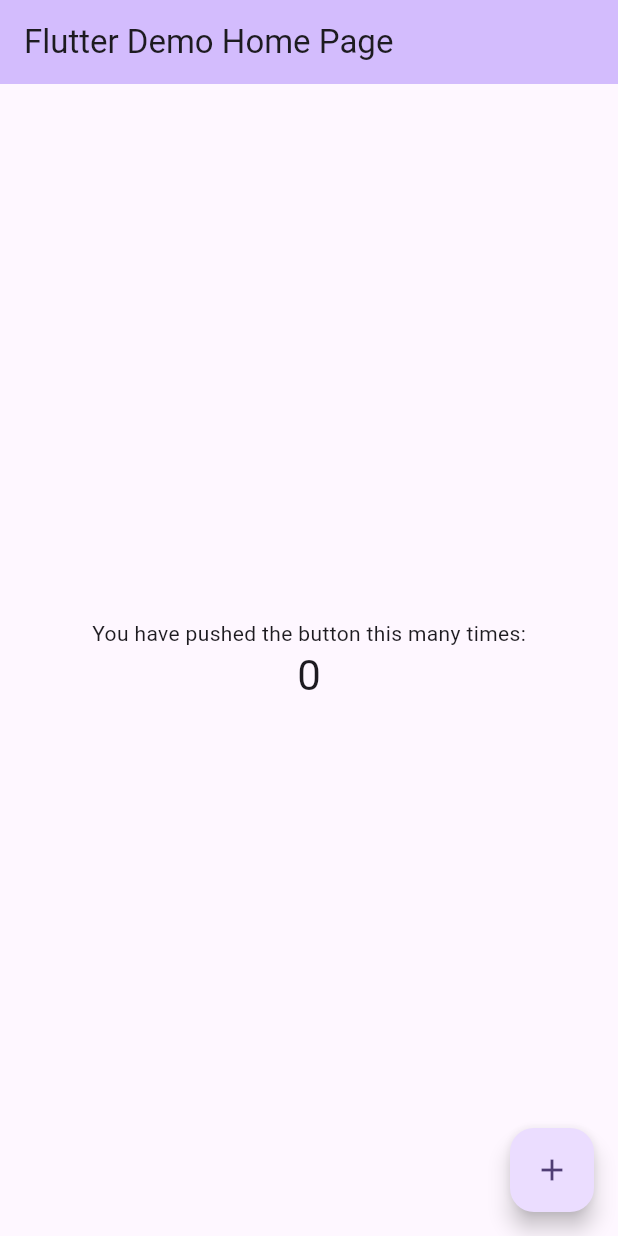
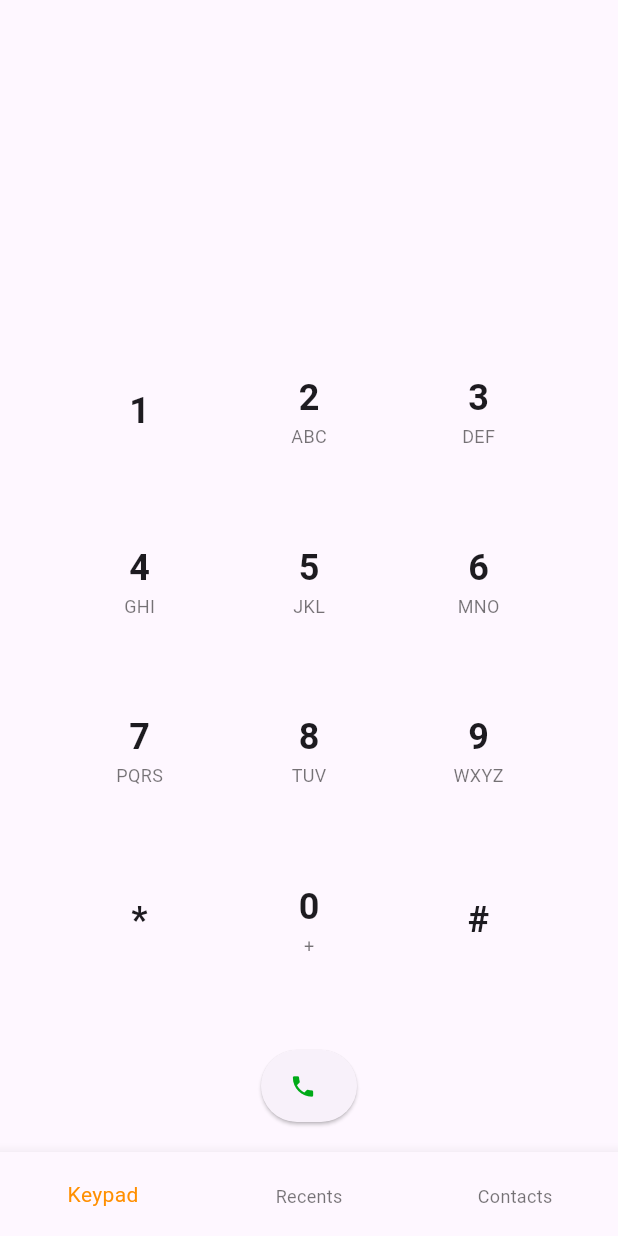
Before and after one commit to DeepBlue-dot/Video-App, a Flutter app: the screen it shows after launch, on a phone screen of 412 x 824 dp. Run offline on Flutter 3.47's test engine with Material 3 defaults, Android fonts, the phone set to English and light mode, and no system bars.

Commit message:
final touchs

```diff
--- /dev/null
+++ b/app/lib/Contacts.dart
@@ -0,0 +1,15 @@
+import 'package:flutter/material.dart';
+
+class Contacts extends StatefulWidget {
+  const Contacts({super.key});
+
+  @override
+  State<Contacts> createState() => _Contacts();
+}
+
+class _Contacts extends State<Contacts> {
+  @override
+  Widget build(BuildContext context) {
+    return const Placeholder(child: Text("Contacts page"));
+  }
+}
--- /dev/null
+++ b/app/lib/Keypad.dart
@@ -0,0 +1,118 @@
+import 'package:flutter/material.dart';
+
+class Keypad extends StatefulWidget {
+  const Keypad({super.key});
+
+  @override
+  State<Keypad> createState() => _KeypadState();
+}
+
+class _KeypadState extends State<Keypad> {
+  String _input = "";
+
+  void _onKeyPressed(String value) {
+    setState(() {
+      _input += value;
+    });
+  }
+
+  void _onDialPressed() {
+    if (_input.isNotEmpty) {
+      // Simulate dialing the number
+      ScaffoldMessenger.of(context).showSnackBar(
+        SnackBar(
+          content: Text('Dialing: $_input'),
+        ),
+      );
+    } else {
+      ScaffoldMessenger.of(context).showSnackBar(
+        SnackBar(
+          content: Text('Please enter a number to dial'),
+        ),
+      );
+    }
+  }
+
+  @override
+  Widget build(BuildContext context) {
+    return Column(
+      mainAxisAlignment: MainAxisAlignment.center,
+      children: [
+        // Display the dialed input
+        Padding(
+          padding: const EdgeInsets.symmetric(vertical: 40.0),
+          child: Text(
+            _input,
+            style: const TextStyle(fontSize: 32, fontWeight: FontWeight.bold),
+          ),
+        ),
+        // Dial keypad
+        Expanded(
+          child: GridView.count(
+            crossAxisCount: 3,
+            mainAxisSpacing: 7,
+            crossAxisSpacing: 7,
+            padding: const EdgeInsets.all(40),
+            children: [
+              ..._buildKeypadButtons(),
+            ],
+          ),
+        ),
+        Center(
+            child: Padding(
+                padding: const EdgeInsets.symmetric(
+                    vertical: 20.0, horizontal: 40.0),
+                child: ElevatedButton.icon(
+                  onPressed: _onDialPressed,
+                  icon: const Icon(Icons.phone, color: Color.fromARGB(255, 0, 170, 23)),
+                  label: const SizedBox.shrink(),
+                  style: ElevatedButton.styleFrom(
+                    padding: const EdgeInsets.symmetric(vertical: 15, horizontal: 15),
+                    shape: RoundedRectangleBorder(
+                      borderRadius: BorderRadius.circular(30),
+                    ),
+                  ),
+                )))
+      ],
+    );
+  }
+
+  List<Widget> _buildKeypadButtons() {
+    final keys = [
+      {'label': '1', 'letters': ''},
+      {'label': '2', 'letters': 'ABC'},
+      {'label': '3', 'letters': 'DEF'},
+      {'label': '4', 'letters': 'GHI'},
+      {'label': '5', 'letters': 'JKL'},
+      {'label': '6', 'letters': 'MNO'},
+      {'label': '7', 'letters': 'PQRS'},
+      {'label': '8', 'letters': 'TUV'},
+      {'label': '9', 'letters': 'WXYZ'},
+      {'label': '*', 'letters': ''},
+      {'label': '0', 'letters': '+'},
+      {'label': '#', 'letters': ''},
+    ];
+
+    return keys.map((key) {
+      return GestureDetector(
+        onTap: () => _onKeyPressed(key['label']!),
+        child: Column(
+          mainAxisAlignment: MainAxisAlignment.center,
+          children: [
+            Text(
+              key['label']!,
+              style: const TextStyle(fontSize: 24, fontWeight: FontWeight.bold),
+            ),
+            if (key['letters']!.isNotEmpty)
+              Text(
+                key['letters']!,
+                style: const TextStyle(fontSize: 12, color: Colors.black54),
+              ),
+          ],
+        ),
+      );
+    }).toList();
+  }
+}
+
+  // Helper function to build keypad buttons
--- /dev/null
+++ b/app/lib/Recents.dart
@@ -0,0 +1,15 @@
+import 'package:flutter/material.dart';
+
+class Recents extends StatefulWidget {
+  const Recents({super.key});
+
+  @override
+  State<Recents> createState() => _Recents();
+}
+
+class _Recents extends State<Recents> {
+  @override
+  Widget build(BuildContext context) {
+    return const Placeholder(child: Text("_Recents page"));
+  }
+}
--- a/app/lib/main.dart
+++ b/app/lib/main.dart
@@ -1,4 +1,7 @@
 import 'package:flutter/material.dart';
+import 'Keypad.dart';
+import 'Contacts.dart';
+import 'Recents.dart';
 
 void main() {
   runApp(const MyApp());
@@ -13,21 +16,6 @@ class MyApp extends StatelessWidget {
     return MaterialApp(
       title: 'Flutter Demo',
       theme: ThemeData(
-        // This is the theme of your application.
-        //
-        // TRY THIS: Try running your application with "flutter run". You'll see
-        // the application has a purple toolbar. Then, without quitting the app,
-        // try changing the seedColor in the colorScheme below to Colors.green
-        // and then invoke "hot reload" (save your changes or press the "hot
-        // reload" button in a Flutter-supported IDE, or press "r" if you used
-        // the command line to start the app).
-        //
-        // Notice that the counter didn't reset back to zero; the application
-        // state is not lost during the reload. To reset the state, use hot
-        // restart instead.
-        //
-        // This works for code too, not just values: Most code changes can be
-        // tested with just a hot reload.
         colorScheme: ColorScheme.fromSeed(seedColor: Colors.deepPurple),
         useMaterial3: true,
       ),
@@ -39,15 +27,6 @@ class MyApp extends StatelessWidget {
 class MyHomePage extends StatefulWidget {
   const MyHomePage({super.key, required this.title});
 
-  // This widget is the home page of your application. It is stateful, meaning
-  // that it has a State object (defined below) that contains fields that affect
-  // how it looks.
-
-  // This class is the configuration for the state. It holds the values (in this
-  // case the title) provided by the parent (in this case the App widget) and
-  // used by the build method of the State. Fields in a Widget subclass are
-  // always marked "final".
-
   final String title;
 
   @override
@@ -55,71 +34,36 @@ class MyHomePage extends StatefulWidget {
 }
 
 class _MyHomePageState extends State<MyHomePage> {
-  int _counter = 0;
+  int _selectedIndex = 0;
+  static const List<Widget> _pages = <Widget>[Keypad(), Recents(), Contacts()];
 
-  void _incrementCounter() {
+  void _onItemTapped(int index) {
     setState(() {
-      // This call to setState tells the Flutter framework that something has
-      // changed in this State, which causes it to rerun the build method below
-      // so that the display can reflect the updated values. If we changed
-      // _counter without calling setState(), then the build method would not be
-      // called again, and so nothing would appear to happen.
-      _counter++;
+      _selectedIndex = index;
     });
   }
 
   @override
   Widget build(BuildContext context) {
-    // This method is rerun every time setState is called, for instance as done
-    // by the _incrementCounter method above.
-    //
-    // The Flutter framework has been optimized to make rerunning build methods
-    // fast, so that you can just rebuild anything that needs updating rather
-    // than having to individually change instances of widgets.
     return Scaffold(
-      appBar: AppBar(
-        // TRY THIS: Try changing the color here to a specific color (to
-        // Colors.amber, perhaps?) and trigger a hot reload to see the AppBar
-        // change color while the other colors stay the same.
-        backgroundColor: Theme.of(context).colorScheme.inversePrimary,
-        // Here we take the value from the MyHomePage object that was created by
-        // the App.build method, and use it to set our appbar title.
-        title: Text(widget.title),
+      appBar: AppBar(),
+      body: _pages[_selectedIndex],
+      bottomNavigationBar: BottomNavigationBar(
+        items: const [
+          BottomNavigationBarItem(icon: SizedBox.shrink(), label: 'Keypad'),
+          BottomNavigationBarItem(
+            icon: SizedBox.shrink(),
+            label: 'Recents',
+          ),
+          BottomNavigationBarItem(
+            icon: SizedBox.shrink(),
+            label: 'Contacts',
+          ),
+        ],
+        currentIndex: _selectedIndex,
+        selectedItemColor: Colors.amber[800],
+        onTap: _onItemTapped,
       ),
-      body: Center(
-        // Center is a layout widget. It takes a single child and positions it
-        // in the middle of the parent.
-        child: Column(
-          // Column is also a layout widget. It takes a list of children and
-          // arranges them vertically. By default, it sizes itself to fit its
-          // children horizontally, and tries to be as tall as its parent.
-          //
-          // Column has various properties to control how it sizes itself and
-          // how it positions its children. Here we use mainAxisAlignment to
-          // center the children vertically; the main axis here is the vertical
-          // axis because Columns are vertical (the cross axis would be
-          // horizontal).
-          //
-          // TRY THIS: Invoke "debug painting" (choose the "Toggle Debug Paint"
-          // action in the IDE, or press "p" in the console), to see the
-          // wireframe for each widget.
-          mainAxisAlignment: MainAxisAlignment.center,
-          children: <Widget>[
-            const Text(
-              'You have pushed the button this many times:',
-            ),
-            Text(
-              '$_counter',
-              style: Theme.of(context).textTheme.headlineMedium,
-            ),
-          ],
-        ),
-      ),
-      floatingActionButton: FloatingActionButton(
-        onPressed: _incrementCounter,
-        tooltip: 'Increment',
-        child: const Icon(Icons.add),
-      ), // This trailing comma makes auto-formatting nicer for build methods.
     );
   }
 }
```
